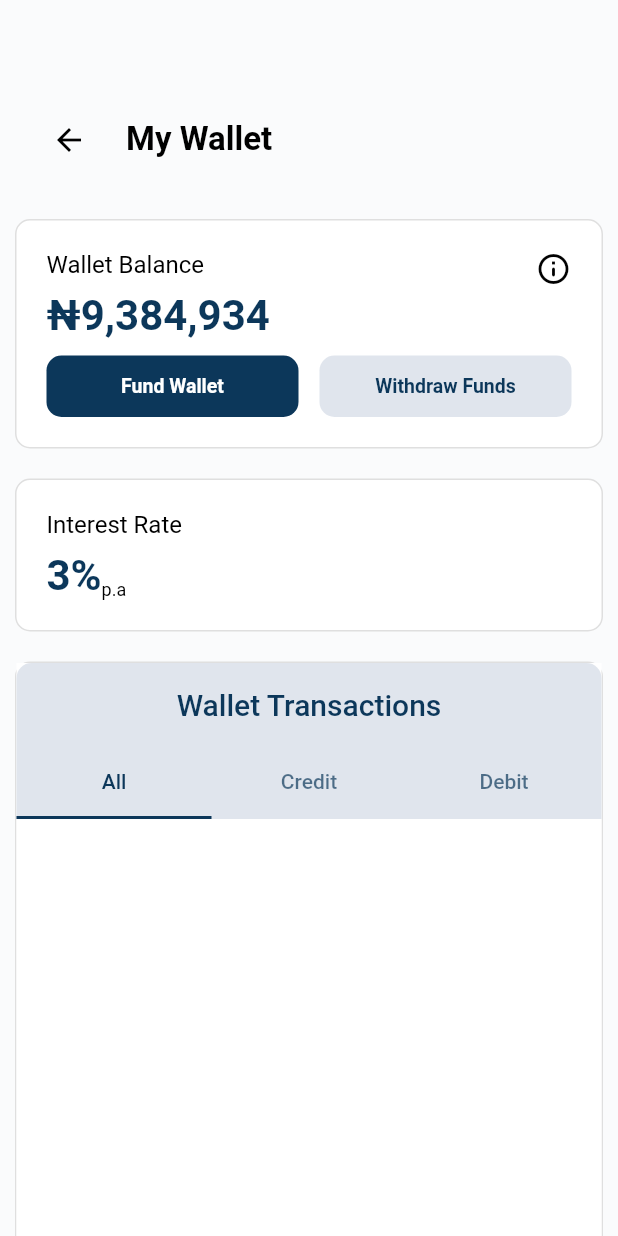
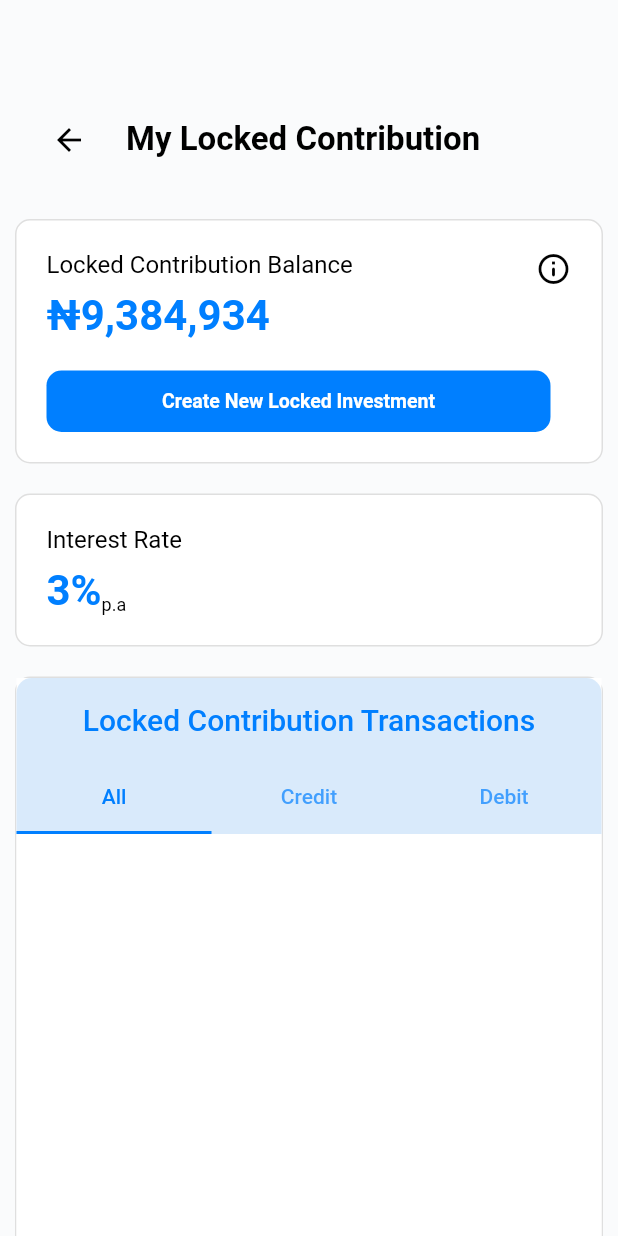
Before and after one commit to davidubanyi/flutter_start, a Flutter app: the MyStatefulWidget screen opened directly, item 3 of the bottom bar chosen, after a tap on "Locked Plan", on a phone screen of 412 x 824 dp. Run offline on Flutter 3.47's test engine with Material 2 defaults, Android fonts, the phone set to English and light mode, and no system bars; our stand-ins replace bloc, cached_network_image, currency_text_input_formatter, equatable, flutter_bloc, flutter_money_formatter and 4 more; missing offline and left inert: flutter_paystack.

```diff
--- a/app/lib/src/routes/index.dart
+++ b/app/lib/src/routes/index.dart
@@ -1,5 +1,7 @@
 // routes for the app
+import 'package:app/src/screens/contributions/forms/create_locked_plan_form.dart';
 import 'package:app/src/screens/contributions/wallet.dart';
+import 'package:app/src/screens/contributions/locked.dart';
 import 'package:app/src/screens/home/index.dart';
 import 'package:app/src/screens/onboarding/authentication_screen.dart';
 import 'package:app/src/splash_screen.dart';
@@ -14,7 +16,11 @@ Route routes(RouteSettings settings) {
     case '/auth':
       return MaterialPageRoute(builder: (_) => AuthenticationScreen());
     case '/wallet':
-      return MaterialPageRoute(builder: (_)=> WalletScreen());
+      return MaterialPageRoute(builder: (_) => WalletScreen());
+    case '/locked':
+      return MaterialPageRoute(builder: (_) => LockedScreen());
+    case '/create_locked_plan_form':
+      return MaterialPageRoute(builder: (_) => CreateLockedPlanForm());
     default:
       return MaterialPageRoute(builder: (_) => SplashScreen());
   }
--- a/app/lib/src/screens/contributions/index.dart
+++ b/app/lib/src/screens/contributions/index.dart
@@ -51,9 +51,9 @@ class ContributionsHome extends StatelessWidget {
             )),
         GestureDetector(
             onTap: () {
-            Navigator.pushNamed(context, '/wallet');
+              Navigator.pushNamed(context, '/locked');
             },
-          child:  ContributionIndexCard(
+            child: ContributionIndexCard(
               cardBackgroundColor: ColorConstants.contributionLightBlue,
               cardMainColor: ColorConstants.contributionMainBlue,
               cardAltColor: ColorConstants.contributionAltBlue,
--- a/app/lib/src/screens/contributions/locked.dart
+++ b/app/lib/src/screens/contributions/locked.dart
@@ -0,0 +1,202 @@
+import 'package:app/src/components/buttons.dart';
+import 'package:app/src/config/color_constants.dart';
+import 'package:app/src/screens/loans/apply_for_loan.dart';
+import 'package:flutter/cupertino.dart';
+import 'package:flutter/material.dart';
+
+class LockedScreen extends StatelessWidget {
+  static Route<Object> _dialogBuilder(BuildContext context, Object arguments) {
+    return DialogRoute<void>(
+        context: context,
+        builder: (BuildContext context) => Scaffold(
+              body: ApplyForLoanForm(),
+            ));
+  }
+
+  @override
+  Widget build(BuildContext context) {
+    return Scaffold(
+      body: ListView(
+        padding: const EdgeInsets.all(10),
+        children: <Widget>[
+          SizedBox(
+            height: 70,
+          ),
+          Container(
+            child: Row(
+              children: [
+                SizedBox(
+                  width: 24,
+                ),
+                GestureDetector(
+                    onTap: () {
+                      Navigator.maybePop(context);
+                    },
+                    child: Icon(
+                      Icons.arrow_back,
+                      color: Colors.black,
+                      size: 24,
+                    )),
+                SizedBox(
+                  width: 26,
+                ),
+                Text('My Locked Contribution',
+                    style: Theme.of(context).textTheme.headline2)
+              ],
+            ),
+          ),
+          SizedBox(
+            height: 40,
+          ),
+          Container(
+            padding: const EdgeInsets.all(20),
+            decoration: BoxDecoration(
+                borderRadius: BorderRadius.circular(10),
+                border: Border.all(width: 1.0, color: Color(0xFFFFDFDFDF)),
+                color: Colors.white),
+            child: Column(
+              children: [
+                Row(
+                  mainAxisAlignment: MainAxisAlignment.spaceBetween,
+                  crossAxisAlignment: CrossAxisAlignment.start,
+                  children: [
+                    Column(
+                      crossAxisAlignment: CrossAxisAlignment.start,
+                      children: [
+                        Text('Locked Contribution Balance',
+                            style: TextStyle(
+                              fontSize: 16,
+                            )),
+                        SizedBox(
+                          height: 8,
+                        ),
+                        Text(
+                          '₦9,384,934',
+                          style: TextStyle(
+                              fontSize: 28,
+                              color: ColorConstants.contributionMainBlue,
+                              fontWeight: FontWeight.bold),
+                        )
+                      ],
+                    ),
+                    GestureDetector(
+                      child: Icon(
+                        Icons.info_outline_rounded,
+                        color: Colors.black,
+                        size: 24,
+                      ),
+                    )
+                  ],
+                ),
+                SizedBox(
+                  height: 20,
+                ),
+                Row(
+                  children: [
+                    Expanded(
+                      child: GestureDetector(
+                          onTap: () {
+                            Navigator.pushNamed(
+                                context, '/create_locked_plan_form');
+                          },
+                          child: MyPrimaryButton(
+                            title: 'Create New Locked Investment',
+                            buttonColor: ColorConstants.contributionMainBlue,
+                          )),
+                    ),
+                    SizedBox(
+                      width: 14,
+                    ),
+                  ],
+                )
+              ],
+            ),
+          ),
+          SizedBox(
+            height: 20,
+          ),
+          Container(
+            padding: const EdgeInsets.all(20),
+            decoration: BoxDecoration(
+                borderRadius: BorderRadius.circular(10),
+                border: Border.all(width: 1.0, color: Color(0xFFFFDFDFDF)),
+                color: Colors.white),
+            child: Column(
+              crossAxisAlignment: CrossAxisAlignment.start,
+              children: [
+                Text('Interest Rate',
+                    style: TextStyle(
+                      fontSize: 16,
+                    )),
+                SizedBox(
+                  height: 8,
+                ),
+                Row(
+                  crossAxisAlignment: CrossAxisAlignment.end,
+                  children: [
+                    Text('3%',
+                        style: TextStyle(
+                            fontSize: 28,
+                            color: ColorConstants.contributionMainBlue,
+                            fontWeight: FontWeight.bold)),
+                    Text('p.a')
+                  ],
+                )
+              ],
+            ),
+          ),
+          SizedBox(
+            height: 20,
+          ),
+          Container(
+            height: 400,
+            decoration: BoxDecoration(
+                borderRadius: BorderRadius.circular(10),
+                border: Border.all(width: 1.0, color: Color(0xFFFFDFDFDF)),
+                color: Colors.white),
+            child: DefaultTabController(
+              length: 3,
+              child: Scaffold(
+                backgroundColor: Colors.white,
+                appBar: AppBar(
+                    title: Center(
+                        child: Text(
+                      'Locked Contribution Transactions',
+                      style:
+                          TextStyle(color: ColorConstants.contributionMainBlue),
+                    )),
+                    backgroundColor: ColorConstants.contributionLightBlue,
+                    elevation: 0,
+                    shape: RoundedRectangleBorder(
+                        borderRadius: BorderRadius.only(
+                            topLeft: Radius.circular(10),
+                            topRight: Radius.circular(10))),
+                    automaticallyImplyLeading: false,
+                    bottom: TabBar(
+                      indicatorColor: ColorConstants.contributionMainBlue,
+                      labelColor: ColorConstants.contributionMainBlue,
+                      tabs: [
+                        Tab(
+                          text: 'All',
+                        ),
+                        Tab(text: 'Credit'),
+                        Tab(
+                          text: 'Debit',
+                        )
+                      ],
+                    )),
+                body: TabBarView(
+                  children: [
+                    Icon(Icons.directions_car),
+                    Icon(Icons.directions_transit),
+                    Icon(Icons.directions_bike),
+                  ],
+                ),
+              ),
+            ),
+          )
+        ],
+      ),
+    );
+  }
+}
--- a/app/pubspec.yaml
+++ b/app/pubspec.yaml
@@ -30,6 +30,7 @@ dependencies:
   cupertino_icons: ^1.0.0
   flutter_paystack: ^1.0.4+1
   currency_text_input_formatter: ^2.0.0
+  select_form_field: "^1.1.0"
   provider:
   webview_flutter: ^1.0.6
   flutter_bloc: ^6.0.6
@@ -40,6 +41,7 @@ dependencies:
   firebase_core: "^0.7.0"
   firebase_auth: "^0.20.1"
   cached_network_image: ^2.3.3
+  http: ^0.13.0
   flutter_money_formatter:
     git:
       url: git://github.com/anisalibegic/flutter_money_formatter.git
@@ -52,6 +54,7 @@ dev_dependencies:
   flutter_native_splash: ^0.1.9
 dependency_overrides:
   intl: ^0.17.0
+  http: ^0.12.0
 
 flutter_native_splash:
   image: assets/images/logo.png
```
Also changed, not shown: app/lib/api/services.dart (added, +16 -0 lines), app/lib/model/loans_model.dart (added, +291 -0 lines), app/lib/src/screens/contributions/forms/create_locked_plan_form.dart (added, +87 -0 lines), app/lib/src/screens/loans/apply_for_loan.dart (+24 -1 lines), app/pubspec.lock. Lines whose indentation alone changed are shown as unchanged.
